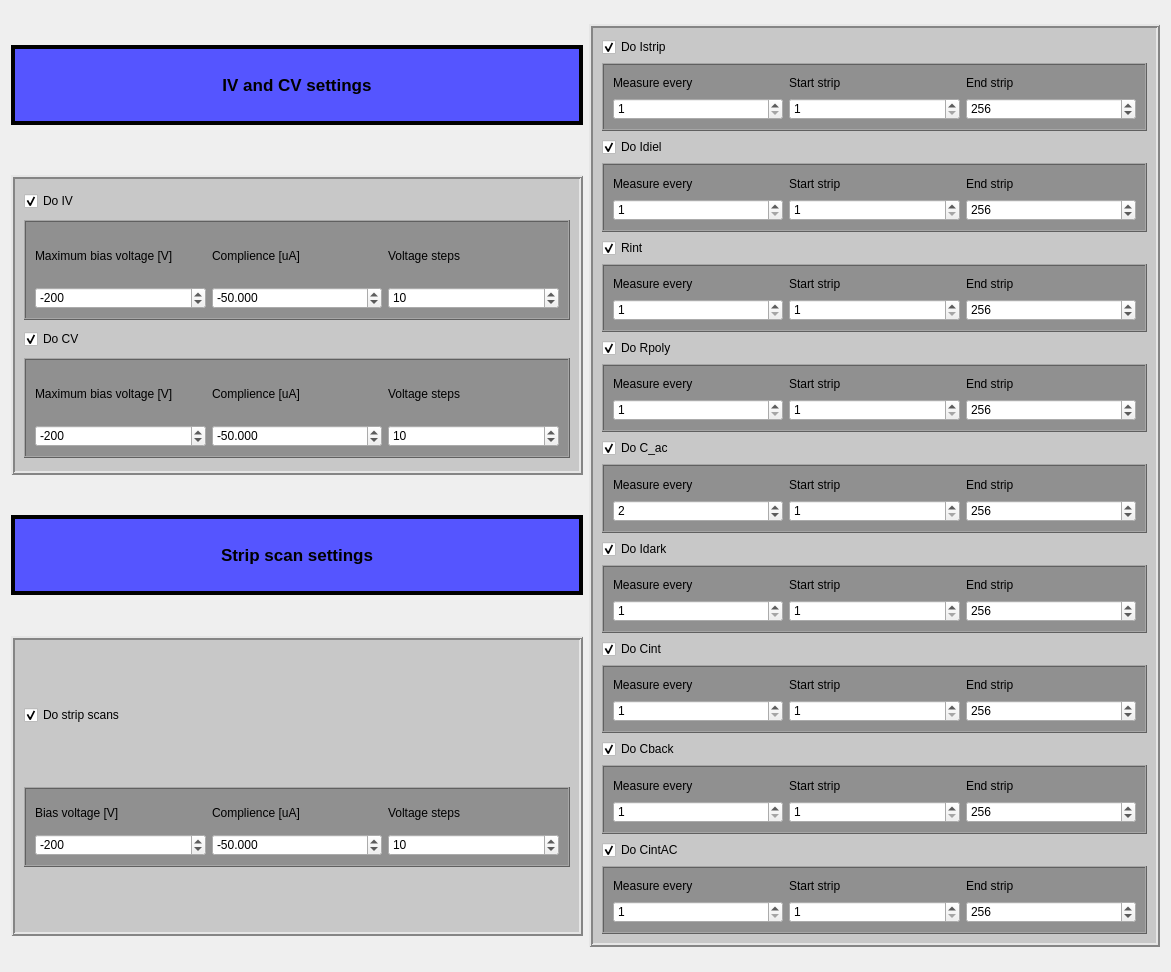
Before: the Qt Designer form UniDAQ/QT_Designer_UI/settings_gui.ui in Chilldose/COMET, drawn with Qt 5.
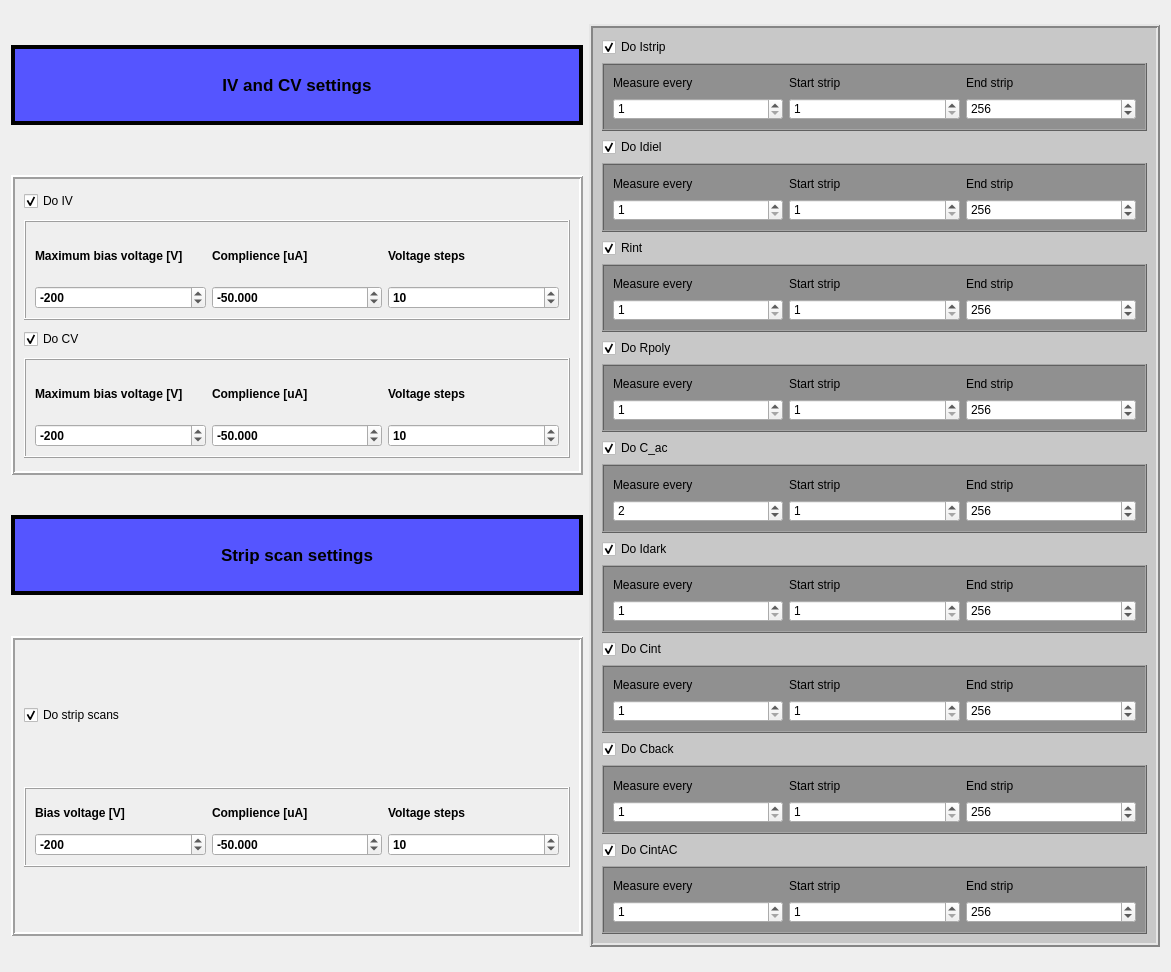
After: the same form once the commit is applied.

```diff
--- a/UniDAQ/QT_Designer_UI/settings_gui.ui
+++ b/UniDAQ/QT_Designer_UI/settings_gui.ui
@@ -114,7 +114,7 @@
       <bool>false</bool>
      </property>
      <property name="styleSheet">
-      <string notr="true">QFrame { background : rgb(200, 200, 200) }  </string>
+      <string notr="true"/>
      </property>
      <property name="frameShape">
       <enum>QFrame::Box</enum>
@@ -155,7 +155,7 @@
          </font>
         </property>
         <property name="styleSheet">
-         <string notr="true">QFrame { background :rgb(144, 144, 144) }</string>
+         <string notr="true"/>
         </property>
         <property name="frameShape">
          <enum>QFrame::Box</enum>
@@ -267,7 +267,7 @@
          </font>
         </property>
         <property name="styleSheet">
-         <string notr="true">QFrame { background :rgb(144, 144, 144) }</string>
+         <string notr="true"/>
         </property>
         <property name="frameShape">
          <enum>QFrame::Box</enum>
@@ -369,7 +369,7 @@
       <bool>false</bool>
      </property>
      <property name="styleSheet">
-      <string notr="true">QFrame { background : rgb(200, 200, 200) }  </string>
+      <string notr="true"/>
      </property>
      <property name="frameShape">
       <enum>QFrame::Box</enum>
@@ -410,7 +410,7 @@
          <bool>false</bool>
         </property>
         <property name="styleSheet">
-         <string notr="true">QFrame { background :rgb(144, 144, 144) }</string>
+         <string notr="true"/>
         </property>
         <property name="frameShape">
          <enum>QFrame::Box</enum>
```
